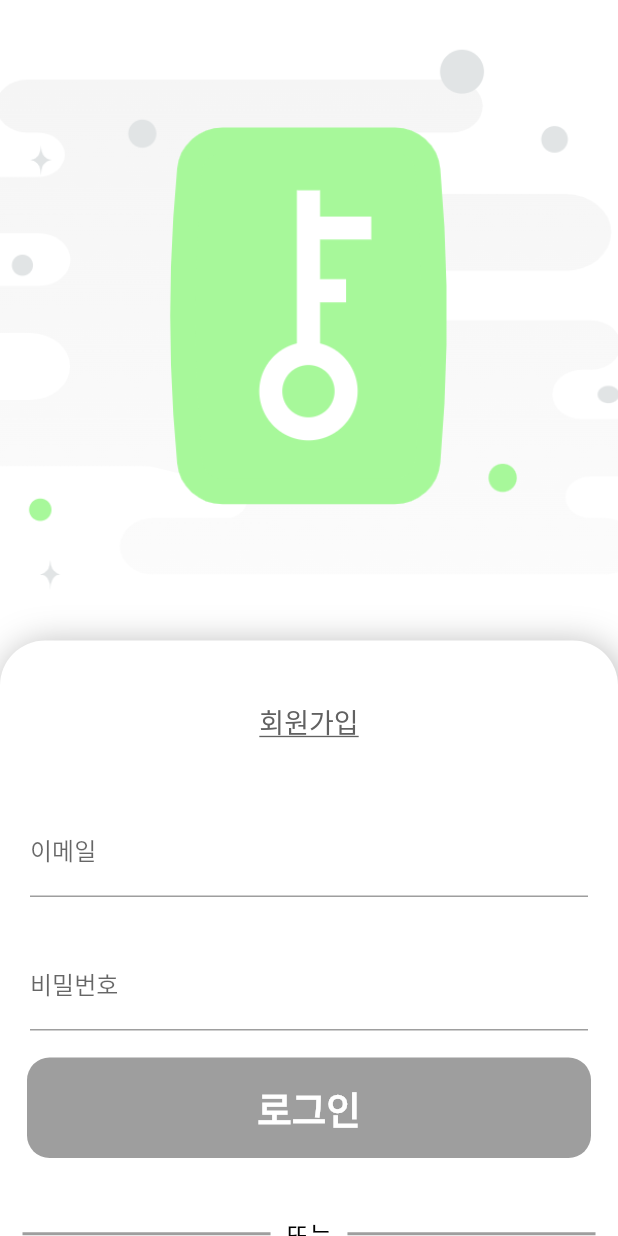
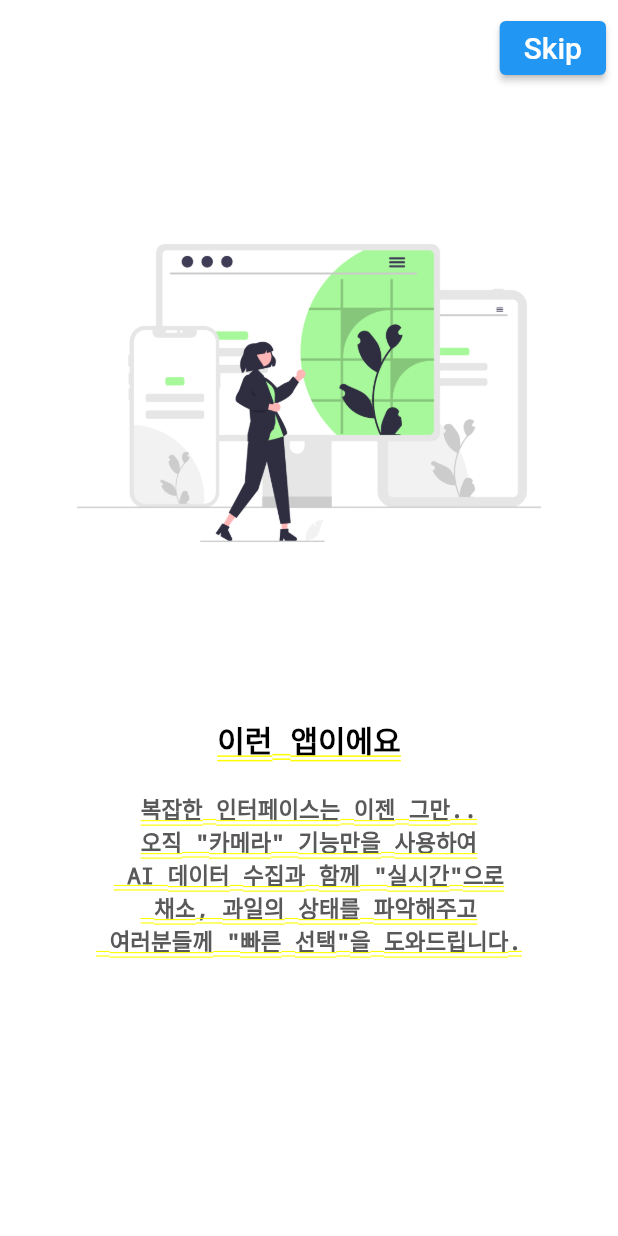
Before and after one commit to ITSTIME1/flutter_fresh_app_teamproj, a Flutter app: the screen it shows once a user with an empty profile is signed in, on a phone screen of 412 x 824 dp. Run offline on Flutter 3.47's test engine with Material 2 defaults, Android fonts, the phone set to English and light mode, and no system bars; our stand-ins replace bloc, equatable, firebase_auth, firebase_core, flutter_bloc; accounts and stored records are empty.

Commit message:
[Update]  Delete the existing page.dart  & new onboarding_Page & AuthenticationFailrue connect to onboarding page

```diff
--- a/lib/main.dart
+++ b/lib/main.dart
@@ -3,10 +3,9 @@ import 'package:firebase_core/firebase_core.dart';
 import 'package:flutter_bloc/flutter_bloc.dart';
 import 'package:fresh_app_teamproj/bloc/authentication_bloc.dart';
 import 'package:fresh_app_teamproj/bloc/authentication_event.dart';
-import 'package:fresh_app_teamproj/bloc/bloc/login_bloc.dart';
-import 'package:fresh_app_teamproj/bloc/bloc/login_page.dart';
 import 'package:fresh_app_teamproj/bloc/simple_bloc_observer.dart';
 import 'package:fresh_app_teamproj/repository/user_repository.dart';
+import 'package:fresh_app_teamproj/views/onboardingScreen.dart';
 import 'package:fresh_app_teamproj/views/splash_screen_page.dart';
 import 'package:fresh_app_teamproj/views/teachablemachine_page.dart';
 import 'package:fresh_app_teamproj/bloc/authentication_state.dart';
@@ -74,12 +73,7 @@ class _TeamAppState extends State<TeamApp> {
             } else if (state is AuthenticationSuccess) {
               return const TeachableMachine();
             } else if (state is AuthenticationFailure) {
-              return BlocProvider<LoginBloc>(
-                create: (context) => LoginBloc(userRepository: _userRepository),
-                child: LoginPage(
-                  userRepository: _userRepository,
-                ),
-              );
+              return OnboardingScreenTest(userRepository: _userRepository);
             }
             return const SplashScreen();
           },
--- /dev/null
+++ b/lib/views/onboardingScreen.dart
@@ -0,0 +1,158 @@
+import 'package:flutter/material.dart';
+import 'package:flutter_bloc/flutter_bloc.dart';
+import 'package:fresh_app_teamproj/bloc/bloc/login_bloc.dart';
+import 'package:fresh_app_teamproj/bloc/bloc/login_page.dart';
+import 'package:fresh_app_teamproj/repository/user_repository.dart';
+
+class OnboardingScreenTest extends StatefulWidget {
+  final UserRepository _userRepository;
+  const OnboardingScreenTest({Key? key, required UserRepository userRepository})
+      : _userRepository = userRepository,
+        super(key: key);
+
+  @override
+  State<OnboardingScreenTest> createState() => _OnboardingScreenTestState();
+}
+
+class _OnboardingScreenTestState extends State<OnboardingScreenTest> {
+  UserRepository get _userRepository => widget._userRepository;
+
+  final PageController _pageController = PageController(initialPage: 0);
+  int _currentPage = 0;
+
+  @override
+  Widget build(BuildContext context) {
+    return SafeArea(
+      child: Stack(
+        children: [
+          // [BackGround Color Value]
+          Container(
+            color: Colors.white,
+          ),
+          Container(
+            child: PageView(
+              physics: const ClampingScrollPhysics(),
+              controller: _pageController,
+              onPageChanged: (int page) {
+                setState(() {
+                  _currentPage = page;
+                });
+              },
+              children: [
+                Padding(
+                  padding: const EdgeInsets.all(8.0),
+                  child: Column(
+                    children: [
+                      SkipButton(context),
+                      Center(
+                        child: Image(
+                          image: const AssetImage('lib/images/img1.png'),
+                          width: MediaQuery.of(context).size.width / 1,
+                          height: MediaQuery.of(context).size.height / 2,
+                        ),
+                      ),
+                      const SizedBox(height: 10),
+                      const Text(
+                        '이런 앱이에요',
+                        style: TextStyle(color: Colors.black, fontSize: 20.0),
+                      ),
+                      const SizedBox(height: 20),
+                      const Text(
+                        '복잡한 인터페이스는 이젠 그만..\n오직 "카메라" 기능만을 사용하여 \n AI 데이터 수집과 함께 "실시간"으로\n 채소, 과일의 상태를 파악해주고\n 여러분들께 "빠른 선택"을 도와드립니다.',
+                        style: TextStyle(
+                          color: Color.fromRGBO(89, 89, 89, 100),
+                          fontSize: 15.0,
+                        ),
+                        textAlign: TextAlign.center,
+                      ),
+                    ],
+                  ),
+                ),
+                Padding(
+                  padding: const EdgeInsets.all(8.0),
+                  child: Column(
+                    children: [
+                      SkipButton(context),
+                      Center(
+                        child: Image(
+                          image: const AssetImage('lib/images/img2.png'),
+                          width: MediaQuery.of(context).size.width / 1,
+                          height: MediaQuery.of(context).size.height / 2,
+                        ),
+                      ),
+                      const SizedBox(height: 10),
+                      const Text('카메라만 사용하자',
+                          style:
+                              TextStyle(color: Colors.black, fontSize: 20.0)),
+                      const SizedBox(height: 20),
+                      const Text(
+                        '카메라 혹은 갤러리에서 찍은 이미지를 \n보여주세요\n그러면 자동적으로 인공지능 알고리즘을 통해 \n 화면상에 수치로 보여드립니다.',
+                        style: TextStyle(
+                            color: Color.fromRGBO(89, 89, 89, 100),
+                            fontSize: 15.0),
+                        textAlign: TextAlign.center,
+                      ),
+                    ],
+                  ),
+                ),
+                Padding(
+                  padding: const EdgeInsets.all(8.0),
+                  child: Column(
+                    children: [
+                      SizedBox(height: 45),
+                      Center(
+                        child: Image(
+                          image: const AssetImage('lib/images/img3.png'),
+                          width: MediaQuery.of(context).size.width / 1,
+                          height: MediaQuery.of(context).size.height / 2,
+                        ),
+                      ),
+                      const SizedBox(height: 10),
+                      const Text('시작부터 해봐요',
+                          style:
+                              TextStyle(color: Colors.black, fontSize: 20.0)),
+                      const SizedBox(height: 20),
+                      const Text(
+                        '장보러 가시나요? \n앱만 실행하세요! \n "보다 나은 재료"를 사용하고 싶으신가요? \n 저희가 도와 드립니다.',
+                        style: TextStyle(
+                            color: Color.fromRGBO(89, 89, 89, 100),
+                            fontSize: 15.0),
+                        textAlign: TextAlign.center,
+                      ),
+                    ],
+                  ),
+                ),
+              ],
+            ),
+          ),
+        ],
+      ),
+    );
+  }
+
+  Container SkipButton(BuildContext context) {
+    return Container(
+      alignment: Alignment.centerRight,
+      child: ElevatedButton(
+        // when clicking the button, go to the [Login Page]
+        onPressed: () {
+          Navigator.of(context).push(
+            MaterialPageRoute(
+              builder: (BuildContext context) {
+                return BlocProvider<LoginBloc>(
+                  create: (context) =>
+                      LoginBloc(userRepository: _userRepository),
+                  child: LoginPage(
+                    userRepository: _userRepository,
+                  ),
+                );
+              },
+            ),
+          );
+        },
+        child: const Text('Skip',
+            style: TextStyle(color: Colors.white, fontSize: 20.0)),
+      ),
+    );
+  }
+}
```
Also changed, not shown: lib/views/onboarding_page.dart (deleted, +0 -276 lines).
